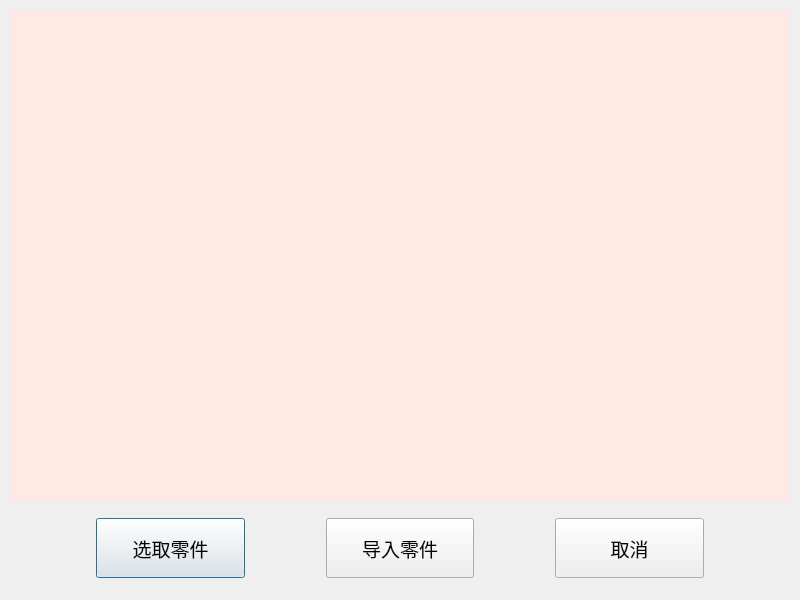
The window that BendFileReader.ui (LWANG670/RobotOfflineBend) describes before a commit, drawn with Qt 5.
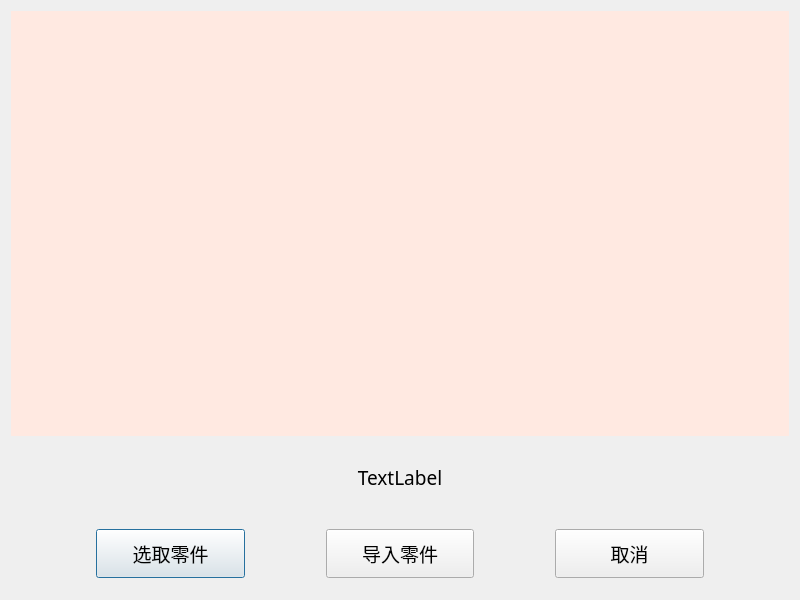
The same window after the commit.

```diff
--- a/BendFileReader.ui
+++ b/BendFileReader.ui
@@ -13,7 +13,7 @@
   <property name="windowTitle">
    <string>BendFileReader</string>
   </property>
-  <layout class="QVBoxLayout" name="verticalLayout" stretch="6,1">
+  <layout class="QVBoxLayout" name="verticalLayout" stretch="6,1,1">
    <item>
     <widget class="QLabel" name="label">
      <property name="sizePolicy">
@@ -27,6 +27,25 @@
      </property>
      <property name="text">
       <string/>
+     </property>
+     <property name="alignment">
+      <set>Qt::AlignCenter</set>
+     </property>
+    </widget>
+   </item>
+   <item>
+    <widget class="QLabel" name="filepath">
+     <property name="font">
+      <font>
+       <family>楷体</family>
+       <pointsize>14</pointsize>
+      </font>
+     </property>
+     <property name="text">
+      <string>TextLabel</string>
+     </property>
+     <property name="alignment">
+      <set>Qt::AlignCenter</set>
      </property>
     </widget>
    </item>
```
Left out of the diff: 2 changed lines with no effect on the pictures.
